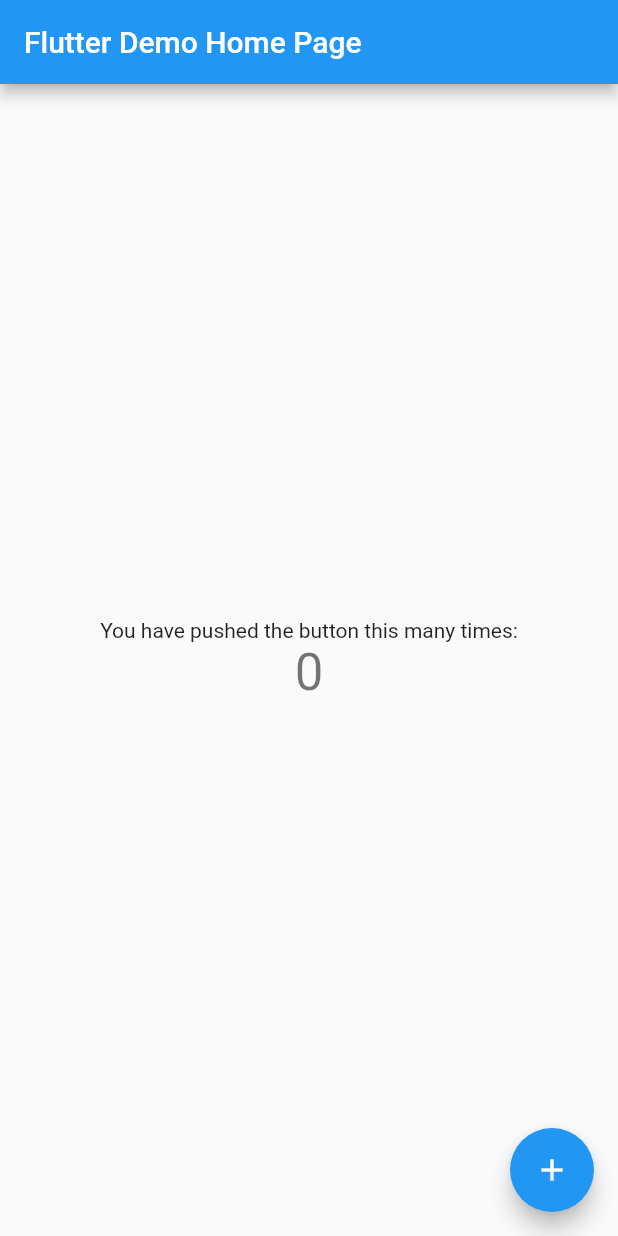
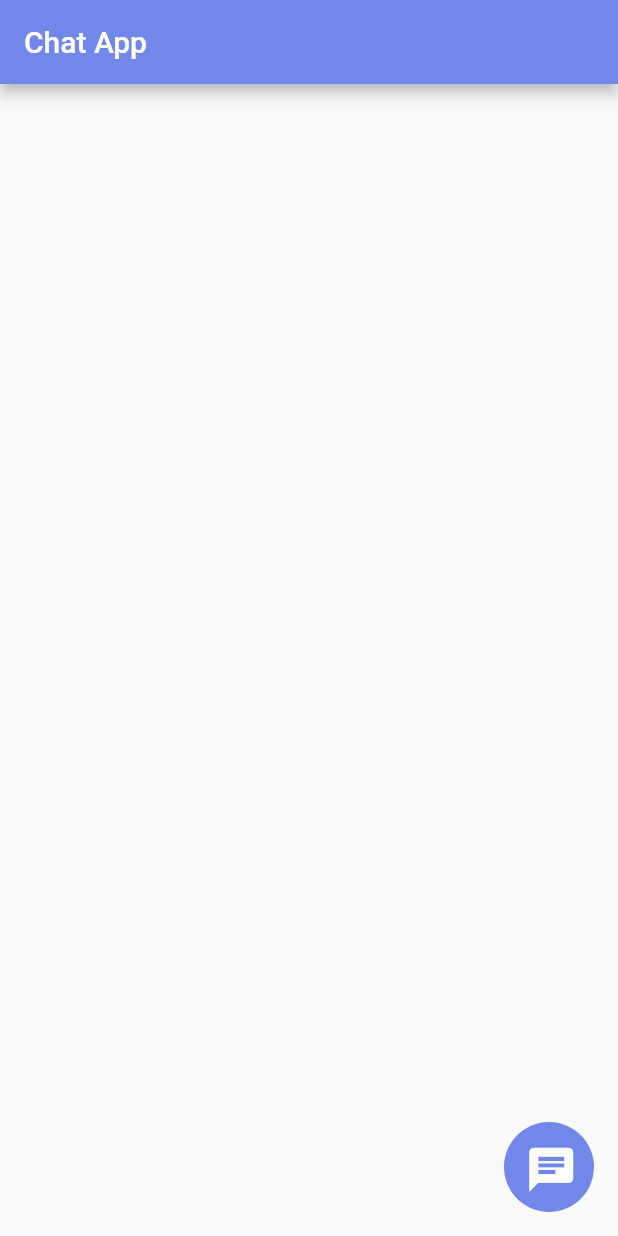
Before and after one commit to Netesh5/socket.io-Flutter, a Flutter app: the screen it shows after launch, on a phone screen of 412 x 824 dp. Run offline on Flutter 3.47's test engine with Material 2 defaults, Android fonts, the phone set to English and light mode, and no system bars.

Commit message:
basic layout

```diff
--- /dev/null
+++ b/lib/core/theme_manager/colors.dart
@@ -0,0 +1,3 @@
+import 'package:flutter/material.dart';
+
+const Color appBarColor = Color(0xff7187EA);
--- /dev/null
+++ b/lib/core/theme_manager/theme.dart
@@ -0,0 +1,5 @@
+import 'package:chatapp/core/theme_manager/colors.dart';
+import 'package:flutter/material.dart';
+
+ThemeData themedata =
+    ThemeData(appBarTheme: const AppBarTheme(backgroundColor: appBarColor));
--- a/lib/main.dart
+++ b/lib/main.dart
@@ -1,3 +1,5 @@
+import 'package:chatapp/core/theme_manager/theme.dart';
+import 'package:chatapp/src/presentation/homepage/homepage.dart';
 import 'package:flutter/material.dart';
 
 void main() {
@@ -11,105 +13,9 @@ class MyApp extends StatelessWidget {
   @override
   Widget build(BuildContext context) {
     return MaterialApp(
-      title: 'Flutter Demo',
-      theme: ThemeData(
-        // This is the theme of your application.
-        //
-        // Try running your application with "flutter run". You'll see the
-        // application has a blue toolbar. Then, without quitting the app, try
-        // changing the primarySwatch below to Colors.green and then invoke
-        // "hot reload" (press "r" in the console where you ran "flutter run",
-        // or simply save your changes to "hot reload" in a Flutter IDE).
-        // Notice that the counter didn't reset back to zero; the application
-        // is not restarted.
-        primarySwatch: Colors.blue,
-      ),
-      home: const MyHomePage(title: 'Flutter Demo Home Page'),
+      theme: themedata,
+      debugShowCheckedModeBanner: false,
+      home: const Homepage(),
     );
   }
 }
-
-class MyHomePage extends StatefulWidget {
-  const MyHomePage({super.key, required this.title});
-
-  // This widget is the home page of your application. It is stateful, meaning
-  // that it has a State object (defined below) that contains fields that affect
-  // how it looks.
-
-  // This class is the configuration for the state. It holds the values (in this
-  // case the title) provided by the parent (in this case the App widget) and
-  // used by the build method of the State. Fields in a Widget subclass are
-  // always marked "final".
-
-  final String title;
-
-  @override
-  State<MyHomePage> createState() => _MyHomePageState();
-}
-
-class _MyHomePageState extends State<MyHomePage> {
-  int _counter = 0;
-
-  void _incrementCounter() {
-    setState(() {
-      // This call to setState tells the Flutter framework that something has
-      // changed in this State, which causes it to rerun the build method below
-      // so that the display can reflect the updated values. If we changed
-      // _counter without calling setState(), then the build method would not be
-      // called again, and so nothing would appear to happen.
-      _counter++;
-    });
-  }
-
-  @override
-  Widget build(BuildContext context) {
-    // This method is rerun every time setState is called, for instance as done
-    // by the _incrementCounter method above.
-    //
-    // The Flutter framework has been optimized to make rerunning build methods
-    // fast, so that you can just rebuild anything that needs updating rather
-    // than having to individually change instances of widgets.
-    return Scaffold(
-      appBar: AppBar(
-        // Here we take the value from the MyHomePage object that was created by
-        // the App.build method, and use it to set our appbar title.
-        title: Text(widget.title),
-      ),
-      body: Center(
-        // Center is a layout widget. It takes a single child and positions it
-        // in the middle of the parent.
-        child: Column(
-          // Column is also a layout widget. It takes a list of children and
-          // arranges them vertically. By default, it sizes itself to fit its
-          // children horizontally, and tries to be as tall as its parent.
-          //
-          // Invoke "debug painting" (press "p" in the console, choose the
-          // "Toggle Debug Paint" action from the Flutter Inspector in Android
-          // Studio, or the "Toggle Debug Paint" command in Visual Studio Code)
-          // to see the wireframe for each widget.
-          //
-          // Column has various properties to control how it sizes itself and
-          // how it positions its children. Here we use mainAxisAlignment to
-          // center the children vertically; the main axis here is the vertical
-          // axis because Columns are vertical (the cross axis would be
-          // horizontal).
-          mainAxisAlignment: MainAxisAlignment.center,
-          children: <Widget>[
-            const Text(
-              'You have pushed the button this many times:',
-            ),
-            Text(
-              '$_counter',
-              style: Theme.of(context).textTheme.headlineMedium,
-            ),
-          ],
-        ),
-      ),
-      floatingActionButton: FloatingActionButton(
-        onPressed: _incrementCounter,
-        tooltip: 'Increment',
-        child: const Icon(Icons.add),
-      ), // This trailing comma makes auto-formatting nicer for build methods.
-    );
-  }
-}
--- /dev/null
+++ b/lib/src/presentation/homepage/homepage.dart
@@ -0,0 +1,29 @@
+import 'package:chatapp/core/theme_manager/colors.dart';
+import 'package:chatapp/widgets/customdialog.dart';
+import 'package:flutter/cupertino.dart';
+import 'package:flutter/material.dart';
+
+class Homepage extends StatelessWidget {
+  const Homepage({Key? key}) : super(key: key);
+
+  @override
+  Widget build(BuildContext context) {
+    return Scaffold(
+      appBar: AppBar(
+        title: const Text("Chat App"),
+      ),
+      floatingActionButton: CircleAvatar(
+          backgroundColor: appBarColor,
+          radius: 30,
+          child: IconButton(
+              onPressed: () {
+                customDialog(context);
+              },
+              icon: const Icon(
+                Icons.chat,
+                color: Colors.white,
+                size: 35,
+              ))),
+    );
+  }
+}
```
Also changed, not shown: lib/widgets/customdialog.dart (added, +25 -0 lines), lib/widgets/textformfield.dart (added, +10 -0 lines).
